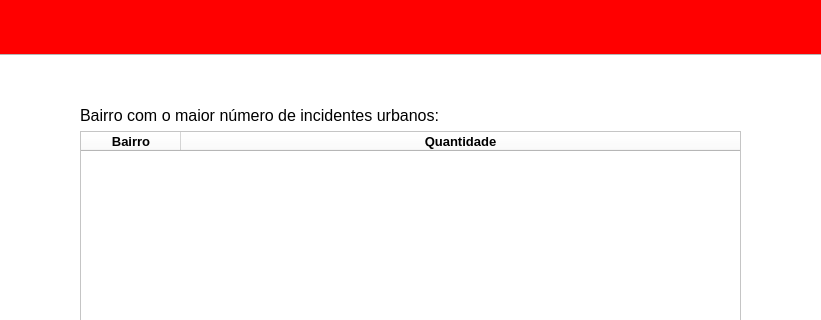
The window that rjp/mainwindow.ui (vicgomes/Projeto-Registro-de-Queixas-JP) describes before a commit, drawn with Qt 5; both pictures show x 252 to 1073 and y 0 to 320 of the 1322 by 583 pixel window.
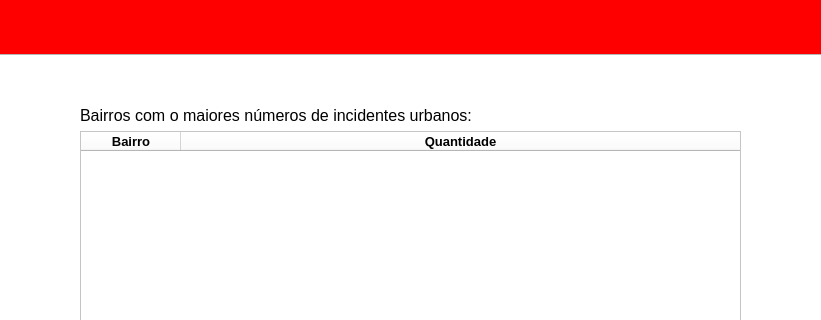
The same window after the commit. The open tabs and pages were chosen to show the change. Icons and pictures are not drawn.

The edit to the form file:
```diff
--- a/rjp/mainwindow.ui
+++ b/rjp/mainwindow.ui
@@ -562,7 +562,7 @@
             </font>
            </property>
            <property name="text">
-            <string>Bairro com o maior número de incidentes urbanos:</string>
+            <string>Bairros com o maiores números de incidentes urbanos:</string>
            </property>
           </widget>
          </item>
```
Left out of the diff: 2 changed lines with no effect on the pictures.
